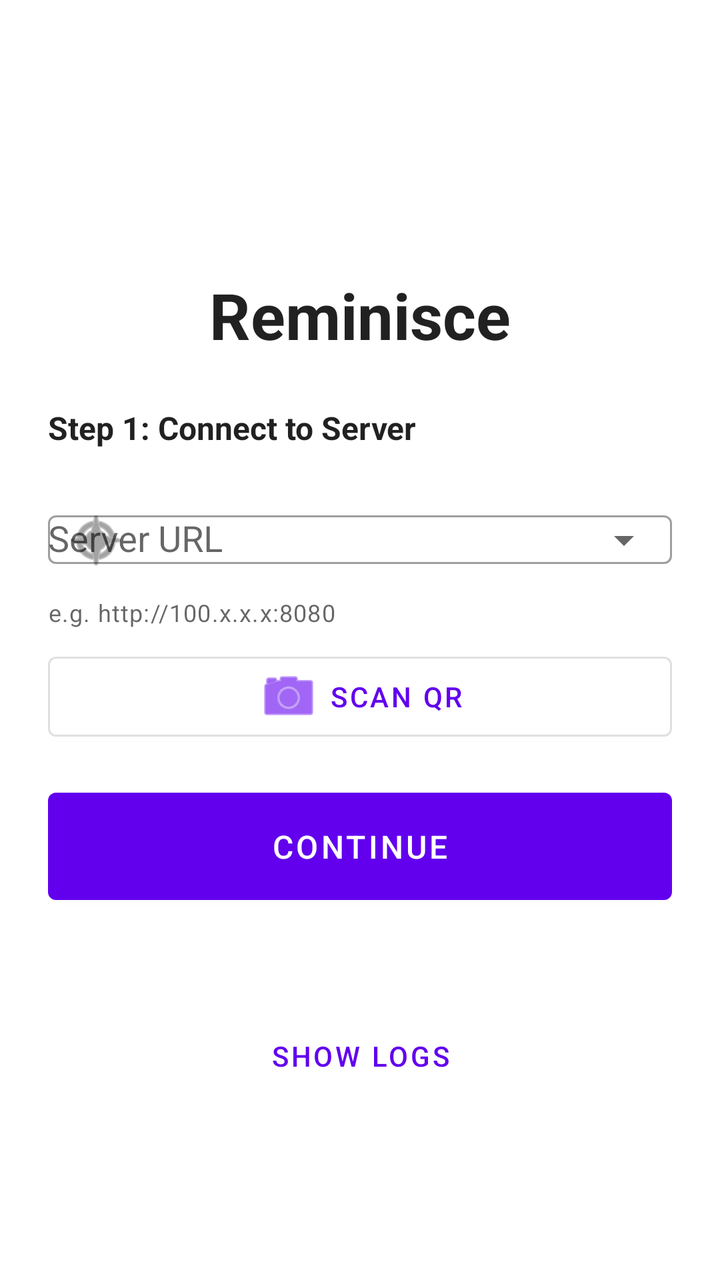
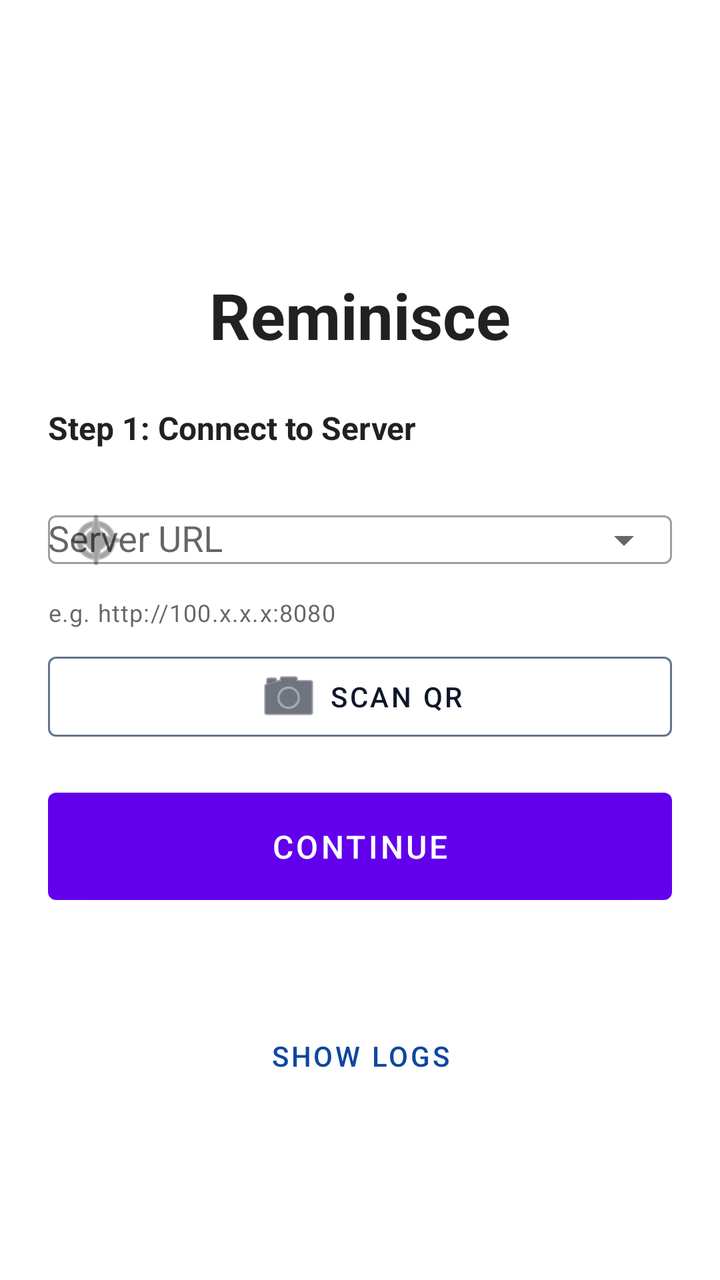

Screens rendered from an Android XML layout before and after an edit, with the pre-edit source and the edit as a unified diff.
<!-- AndroidManifest.xml: activity theme Theme.Reminisce -->
<!-- res/layout/activity_login.xml -->
<?xml version="1.0" encoding="utf-8"?>
<ScrollView xmlns:android="http://schemas.android.com/apk/res/android"
    xmlns:app="http://schemas.android.com/apk/res-auto"
    android:layout_width="match_parent"
    android:layout_height="match_parent"
    android:fillViewport="true"
    android:background="?android:attr/colorBackground">

    <LinearLayout
        android:layout_width="match_parent"
        android:layout_height="wrap_content"
        android:orientation="vertical"
        android:padding="24dp"
        android:gravity="center">

        
        <TextView
            android:layout_width="wrap_content"
            android:layout_height="wrap_content"
            android:text="@string/app_name"
            android:textSize="32sp"
            android:textStyle="bold"
            android:layout_marginTop="48dp"
            android:layout_marginBottom="24dp"
            android:textColor="?android:attr/textColorPrimary" />

        
        <LinearLayout
            android:id="@+id/serverPhaseLayout"
            android:layout_width="match_parent"
            android:layout_height="wrap_content"
            android:orientation="vertical">

            <TextView
                android:layout_width="wrap_content"
                android:layout_height="wrap_content"
                android:text="Step 1: Connect to Server"
                android:textSize="16sp"
                android:textStyle="bold"
                android:layout_marginBottom="16dp"
                android:textColor="?android:attr/textColorPrimary" />

            
            <com.google.android.material.textfield.TextInputLayout
                android:id="@+id/serverUrlLayout"
                android:layout_width="match_parent"
                android:layout_height="wrap_content"
                android:layout_marginBottom="8dp"
                android:hint="Server URL"
                app:helperText="e.g. http://100.x.x.x:8080"
                app:startIconDrawable="@android:drawable/ic_menu_compass"
                app:endIconMode="dropdown_menu"
                style="@style/Widget.MaterialComponents.TextInputLayout.OutlinedBox">

                <com.google.android.material.textfield.MaterialAutoCompleteTextView
                    android:id="@+id/serverUrlInput"
                    android:layout_width="match_parent"
                    android:layout_height="wrap_content"
                    android:inputType="textUri"
                    android:maxLines="1"
                    android:completionThreshold="0" />
            </com.google.android.material.textfield.TextInputLayout>

            
            <com.google.android.material.button.MaterialButton
                android:id="@+id/scanQrButton"
                android:layout_width="match_parent"
                android:layout_height="wrap_content"
                android:text="Scan QR"
                android:layout_marginBottom="16dp"
                app:icon="@android:drawable/ic_menu_camera"
                app:iconGravity="textStart"
                app:iconPadding="4dp"
                style="@style/Widget.MaterialComponents.Button.OutlinedButton" />

            
            <com.google.android.material.button.MaterialButton
                android:id="@+id/continueButton"
                android:layout_width="match_parent"
                android:layout_height="wrap_content"
                android:text="Continue"
                android:padding="16dp"
                android:textSize="16sp"
                android:layout_marginBottom="24dp"
                style="@style/Widget.MaterialComponents.Button" />

        </LinearLayout>

        
        <LinearLayout
            android:id="@+id/setupPhaseLayout"
            android:layout_width="match_parent"
            android:layout_height="wrap_content"
            android:orientation="vertical"
            android:visibility="gone">

            <com.google.android.material.button.MaterialButton
                android:id="@+id/backToServerFromSetupButton"
                android:layout_width="wrap_content"
                android:layout_height="wrap_content"
                android:text="&lt; Change Server"
                android:layout_marginBottom="8dp"
                android:layout_gravity="start"
                style="@style/Widget.MaterialComponents.Button.TextButton" />

            <TextView
                android:layout_width="wrap_content"
                android:layout_height="wrap_content"
                android:text="Create Admin Account"
                android:textSize="20sp"
                android:textStyle="bold"
                android:layout_marginBottom="4dp"
                android:textColor="?android:attr/textColorPrimary" />

            <TextView
                android:layout_width="wrap_content"
                android:layout_height="wrap_content"
                android:text="No users found. Set up your administrator account."
                android:textSize="14sp"
                android:layout_marginBottom="24dp"
                android:textColor="?android:attr/textColorSecondary" />

            <com.google.android.material.textfield.TextInputLayout
                android:id="@+id/setupUsernameLayout"
                android:layout_width="match_parent"
                android:layout_height="wrap_content"
                android:layout_marginBottom="16dp"
                android:hint="Username"
                app:startIconDrawable="@android:drawable/ic_menu_myplaces">

                <com.google.android.material.textfield.TextInputEditText
                    android:id="@+id/setupUsernameInput"
                    android:layout_width="match_parent"
                    android:layout_height="wrap_content"
                    android:inputType="text"
                    android:maxLines="1" />
            </com.google.android.material.textfield.TextInputLayout>

            <com.google.android.material.textfield.TextInputLayout
                android:id="@+id/setupPasswordLayout"
                android:layout_width="match_parent"
                android:layout_height="wrap_content"
                android:layout_marginBottom="16dp"
                android:hint="Password (min 8 characters)"
                app:startIconDrawable="@android:drawable/ic_lock_lock"
                app:endIconMode="password_toggle">

                <com.google.android.material.textfield.TextInputEditText
                    android:id="@+id/setupPasswordInput"
                    android:layout_width="match_parent"
                    android:layout_height="wrap_content"
                    android:inputType="textPassword"
                    android:maxLines="1" />
            </com.google.android.material.textfield.TextInputLayout>

            <com.google.android.material.textfield.TextInputLayout
                android:id="@+id/setupConfirmPasswordLayout"
                android:layout_width="match_parent"
                android:layout_height="wrap_content"
                android:layout_marginBottom="24dp"
                android:hint="Confirm Password"
                app:startIconDrawable="@android:drawable/ic_lock_lock"
                app:endIconMode="password_toggle">

                <com.google.android.material.textfield.TextInputEditText
                    android:id="@+id/setupConfirmPasswordInput"
                    android:layout_width="match_parent"
                    android:layout_height="wrap_content"
                    android:inputType="textPassword"
                    android:maxLines="1" />
            </com.google.android.material.textfield.TextInputLayout>

            <com.google.android.material.button.MaterialButton
                android:id="@+id/setupActionButton"
                android:layout_width="match_parent"
                android:layout_height="wrap_content"
                android:text="Create Admin Account"
                android:padding="16dp"
                android:textSize="16sp"
                style="@style/Widget.MaterialComponents.Button" />

        </LinearLayout>

        
        <LinearLayout
            android:id="@+id/authPhaseLayout"
            android:layout_width="match_parent"
            android:layout_height="wrap_content"
            android:orientation="vertical"
            android:visibility="gone">

            
            <com.google.android.material.button.MaterialButton
                android:id="@+id/backToServerButton"
                android:layout_width="wrap_content"
                android:layout_height="wrap_content"
                android:text="&lt; Change Server"
                android:layout_marginBottom="16dp"
                android:layout_gravity="start"
                style="@style/Widget.MaterialComponents.Button.TextButton" />

            <TextView
                android:layout_width="wrap_content"
                android:layout_height="wrap_content"
                android:text="Sign In"
                android:textSize="20sp"
                android:textStyle="bold"
                android:layout_marginBottom="24dp"
                android:textColor="?android:attr/textColorPrimary" />

            
            <com.google.android.material.textfield.TextInputLayout
                android:id="@+id/usernameLayout"
                android:layout_width="match_parent"
                android:layout_height="wrap_content"
                android:layout_marginBottom="16dp"
                android:hint="@string/username"
                app:startIconDrawable="@android:drawable/ic_menu_myplaces">

                <com.google.android.material.textfield.TextInputEditText
                    android:id="@+id/usernameInput"
                    android:layout_width="match_parent"
                    android:layout_height="wrap_content"
                    android:inputType="text"
                    android:maxLines="1" />
            </com.google.android.material.textfield.TextInputLayout>

            
            <com.google.android.material.textfield.TextInputLayout
                android:id="@+id/passwordLayout"
                android:layout_width="match_parent"
                android:layout_height="wrap_content"
                android:layout_marginBottom="24dp"
                android:hint="@string/password"
                app:startIconDrawable="@android:drawable/ic_lock_lock"
                app:endIconMode="password_toggle">

                <com.google.android.material.textfield.TextInputEditText
                    android:id="@+id/passwordInput"
                    android:layout_width="match_parent"
                    android:layout_height="wrap_content"
                    android:inputType="textPassword"
                    android:maxLines="1" />
            </com.google.android.material.textfield.TextInputLayout>

            
            <com.google.android.material.button.MaterialButton
                android:id="@+id/actionButton"
                android:layout_width="match_parent"
                android:layout_height="wrap_content"
                android:text="@string/login"
                android:padding="16dp"
                android:textSize="16sp"
                style="@style/Widget.MaterialComponents.Button" />

        </LinearLayout>

        
        <ProgressBar
            android:id="@+id/progressBar"
            android:layout_width="wrap_content"
            android:layout_height="wrap_content"
            android:layout_marginTop="16dp"
            android:visibility="gone" />

        
        <TextView
            android:id="@+id/errorText"
            android:layout_width="match_parent"
            android:layout_height="wrap_content"
            android:layout_marginTop="16dp"
            android:textColor="@android:color/holo_red_dark"
            android:textAlignment="center"
            android:visibility="gone" />

        
        <com.google.android.material.button.MaterialButton
            android:id="@+id/toggleLogsButton"
            android:layout_width="match_parent"
            android:layout_height="wrap_content"
            android:layout_marginTop="24dp"
            android:text="Show Logs"
            style="@style/Widget.MaterialComponents.Button.TextButton" />

        <LinearLayout
            android:id="@+id/logsContainer"
            android:layout_width="match_parent"
            android:layout_height="wrap_content"
            android:orientation="vertical"
            android:visibility="gone">

            <LinearLayout
                android:layout_width="match_parent"
                android:layout_height="wrap_content"
                android:orientation="horizontal"
                android:gravity="center_vertical"
                android:layout_marginBottom="4dp">

                <TextView
                    android:layout_width="0dp"
                    android:layout_height="wrap_content"
                    android:layout_weight="1"
                    android:text="Logs"
                    android:textStyle="bold"
                    android:textColor="?android:attr/textColorPrimary" />

                <com.google.android.material.button.MaterialButton
                    android:id="@+id/copyLogsButton"
                    android:layout_width="wrap_content"
                    android:layout_height="36dp"
                    android:text="Copy"
                    android:minWidth="0dp"
                    android:paddingStart="8dp"
                    android:paddingEnd="8dp"
                    style="@style/Widget.MaterialComponents.Button.TextButton" />

                <com.google.android.material.button.MaterialButton
                    android:id="@+id/clearLogsButton"
                    android:layout_width="wrap_content"
                    android:layout_height="36dp"
                    android:text="Clear"
                    android:minWidth="0dp"
                    android:paddingStart="8dp"
                    android:paddingEnd="8dp"
                    style="@style/Widget.MaterialComponents.Button.TextButton" />

                <com.google.android.material.button.MaterialButton
                    android:id="@+id/refreshLogsButton"
                    android:layout_width="wrap_content"
                    android:layout_height="36dp"
                    android:text="Refresh"
                    android:minWidth="0dp"
                    android:paddingStart="8dp"
                    android:paddingEnd="8dp"
                    style="@style/Widget.MaterialComponents.Button.TextButton" />

                <com.google.android.material.button.MaterialButton
                    android:id="@+id/testConnectionButton"
                    android:layout_width="wrap_content"
                    android:layout_height="36dp"
                    android:text="Test"
                    android:minWidth="0dp"
                    android:paddingStart="8dp"
                    android:paddingEnd="8dp"
                    style="@style/Widget.MaterialComponents.Button.TextButton" />
            </LinearLayout>

            <TextView
                android:id="@+id/logsTextView"
                android:layout_width="match_parent"
                android:layout_height="250dp"
                android:background="#1A1A1A"
                android:padding="8dp"
                android:fontFamily="monospace"
                android:textSize="10sp"
                android:textColor="#00FF00"
                android:scrollbars="vertical"
                android:scrollbarStyle="insideOverlay"
                android:text="Logs will appear here..." />
        </LinearLayout>

    </LinearLayout>
</ScrollView>
<!-- resources referenced by this layout -->
<resources>
  <string name="app_name">Reminisce</string>
  <string name="login">Login</string>
  <string name="password">Password</string>
  <string name="username">Username</string>
  <style name="Theme.Reminisce" parent="Theme.MaterialComponents.DayNight.DarkActionBar">
          
          <item name="colorPrimary">@color/purple_500</item>
          <item name="colorPrimaryVariant">@color/purple_700</item>
          <item name="colorOnPrimary">@color/white</item>
          
          <item name="colorSecondary">@color/teal_200</item>
          <item name="colorSecondaryVariant">@color/teal_700</item>
          <item name="colorOnSecondary">@color/black</item>
          
          <item name="android:statusBarColor">?attr/colorPrimaryVariant</item>
          
      </style>
  <color name="purple_500">#FF6200EE</color>
  <color name="purple_700">#FF3700B3</color>
  <color name="white">#FFFFFFFF</color>
  <color name="teal_200">#FF03DAC5</color>
  <color name="teal_700">#FF018786</color>
  <color name="black">#FF000000</color>
</resources>

<!-- the commit's change to res/layout/activity_login.xml (unified diff, before → after) -->
@@ -71,7 +71,7 @@
                 app:icon="@android:drawable/ic_menu_camera"
                 app:iconGravity="textStart"
                 app:iconPadding="4dp"
-                style="@style/Widget.MaterialComponents.Button.OutlinedButton" />
+                style="@style/Style.Reminisce.Button.Outlined" />
 
             
             <com.google.android.material.button.MaterialButton
@@ -101,7 +101,7 @@
                 android:text="&lt; Change Server"
                 android:layout_marginBottom="8dp"
                 android:layout_gravity="start"
-                style="@style/Widget.MaterialComponents.Button.TextButton" />
+                style="@style/Style.Reminisce.Button.Text" />
 
             <TextView
                 android:layout_width="wrap_content"
@@ -197,7 +197,7 @@
                 android:text="&lt; Change Server"
                 android:layout_marginBottom="16dp"
                 android:layout_gravity="start"
-                style="@style/Widget.MaterialComponents.Button.TextButton" />
+                style="@style/Style.Reminisce.Button.Text" />
 
             <TextView
                 android:layout_width="wrap_content"
@@ -280,7 +280,7 @@
             android:layout_height="wrap_content"
             android:layout_marginTop="24dp"
             android:text="Show Logs"
-            style="@style/Widget.MaterialComponents.Button.TextButton" />
+            style="@style/Style.Reminisce.Button.Text" />
 
         <LinearLayout
             android:id="@+id/logsContainer"
@@ -312,7 +312,7 @@
                     android:minWidth="0dp"
                     android:paddingStart="8dp"
                     android:paddingEnd="8dp"
-                    style="@style/Widget.MaterialComponents.Button.TextButton" />
+                    style="@style/Style.Reminisce.Button.Text" />
 
                 <com.google.android.material.button.MaterialButton
                     android:id="@+id/clearLogsButton"
@@ -322,7 +322,7 @@
                     android:minWidth="0dp"
                     android:paddingStart="8dp"
                     android:paddingEnd="8dp"
-                    style="@style/Widget.MaterialComponents.Button.TextButton" />
+                    style="@style/Style.Reminisce.Button.Text" />
 
                 <com.google.android.material.button.MaterialButton
                     android:id="@+id/refreshLogsButton"
@@ -332,7 +332,7 @@
                     android:minWidth="0dp"
                     android:paddingStart="8dp"
                     android:paddingEnd="8dp"
-                    style="@style/Widget.MaterialComponents.Button.TextButton" />
+                    style="@style/Style.Reminisce.Button.Text" />
 
                 <com.google.android.material.button.MaterialButton
                     android:id="@+id/testConnectionButton"
@@ -342,7 +342,7 @@
                     android:minWidth="0dp"
                     android:paddingStart="8dp"
                     android:paddingEnd="8dp"
-                    style="@style/Widget.MaterialComponents.Button.TextButton" />
+                    style="@style/Style.Reminisce.Button.Text" />
             </LinearLayout>
 
             <TextView
<!-- resource entries referenced after the edit -->
@@ -4,6 +4,15 @@
   <string name="login">Login</string>
   <string name="password">Password</string>
   <string name="username">Username</string>
+  <style name="Style.Reminisce.Button.Outlined" parent="Widget.MaterialComponents.Button.OutlinedButton">
+          <item name="android:textColor">@color/pill_text</item>
+          <item name="iconTint">@color/pill_text</item>
+          <item name="strokeColor">@color/outlined_button_stroke</item>
+      </style>
+  <style name="Style.Reminisce.Button.Text" parent="Widget.MaterialComponents.Button.TextButton">
+          <item name="android:textColor">@color/action_button_text</item>
+          <item name="iconTint">@color/action_button_text</item>
+      </style>
   <style name="Theme.Reminisce" parent="Theme.MaterialComponents.DayNight.DarkActionBar">
           
           <item name="colorPrimary">@color/purple_500</item>
@@ -16,12 +25,23 @@
           
           <item name="android:statusBarColor">?attr/colorPrimaryVariant</item>
           
+          <item name="materialButtonOutlinedStyle">@style/Style.Reminisce.Button.Outlined</item>
+          <item name="borderlessButtonStyle">@style/Style.Reminisce.Button.Text</item>
+          <item name="buttonBarPositiveButtonStyle">@style/Style.Reminisce.Button.Dialog</item>
+          <item name="buttonBarNegativeButtonStyle">@style/Style.Reminisce.Button.Dialog</item>
+          <item name="buttonBarNeutralButtonStyle">@style/Style.Reminisce.Button.Dialog</item>
       </style>
+  <color name="pill_text">#FF0F172A</color>
+  <color name="outlined_button_stroke">#FF64748B</color>
+  <color name="action_button_text">#FF0D47A1</color>
   <color name="purple_500">#FF6200EE</color>
   <color name="purple_700">#FF3700B3</color>
   <color name="white">#FFFFFFFF</color>
   <color name="teal_200">#FF03DAC5</color>
   <color name="teal_700">#FF018786</color>
   <color name="black">#FF000000</color>
+  <style name="Style.Reminisce.Button.Dialog" parent="Widget.MaterialComponents.Button.TextButton.Dialog">
+          <item name="android:textColor">@color/action_button_text</item>
+      </style>
 </resources>
 
